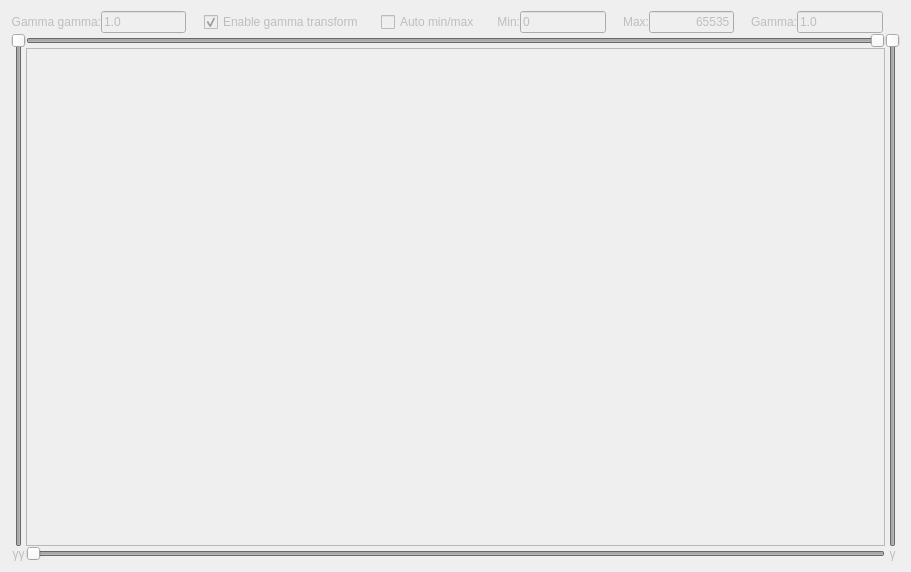
Qt form source/cpp/HistogramWidget.ui (erikhvatum/RisWidget) before a commit.
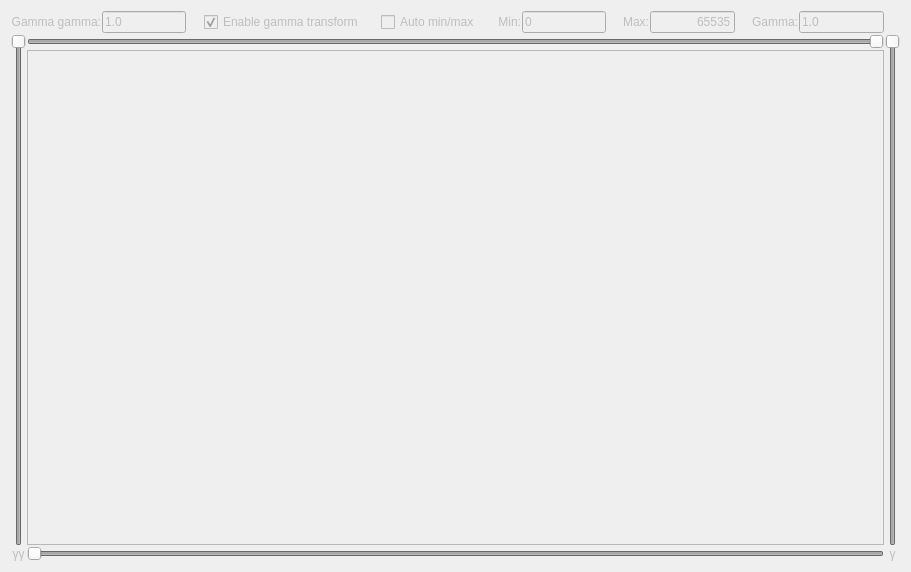
The same form after that commit.

Patch:
```diff
--- a/source/cpp/HistogramWidget.ui
+++ b/source/cpp/HistogramWidget.ui
@@ -15,7 +15,7 @@
   </property>
   <layout class="QVBoxLayout" name="verticalLayout">
    <property name="spacing">
-    <number>0</number>
+    <number>1</number>
    </property>
    <item>
     <layout class="QHBoxLayout" name="m_topHorizontalLayout">
@@ -327,7 +327,7 @@
      <item>
       <layout class="QVBoxLayout" name="m_bottomMidVerticalLayout">
        <property name="spacing">
-        <number>0</number>
+        <number>1</number>
        </property>
        <item>
         <widget class="QSlider" name="m_gtpMaxSlider">
```
